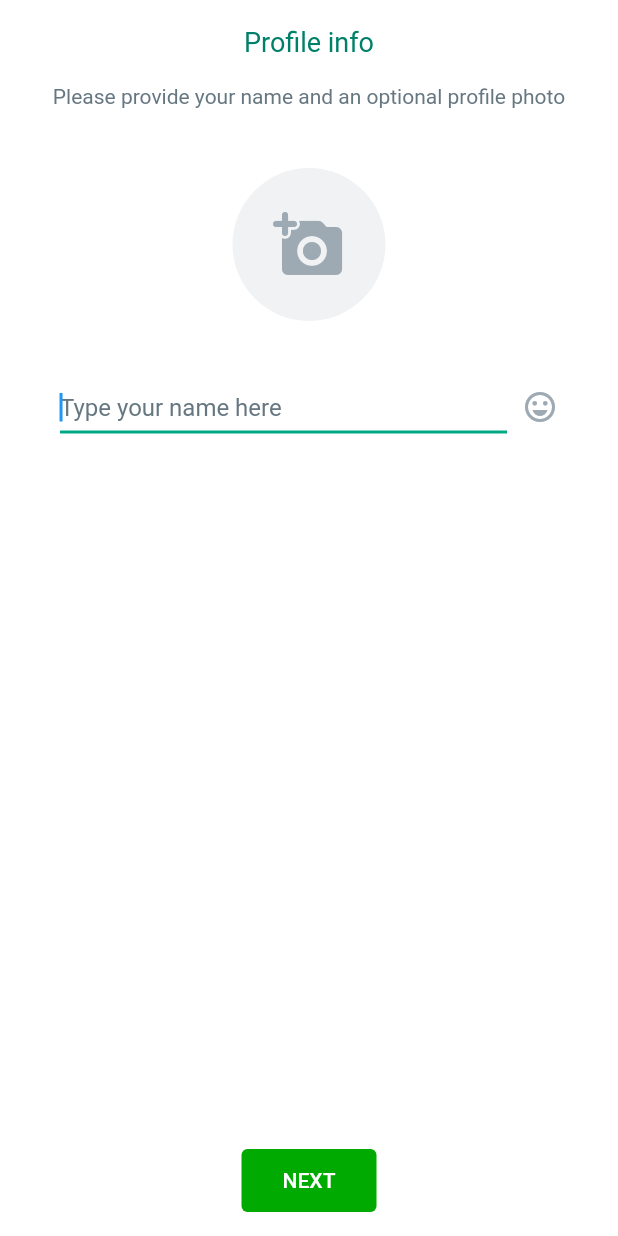
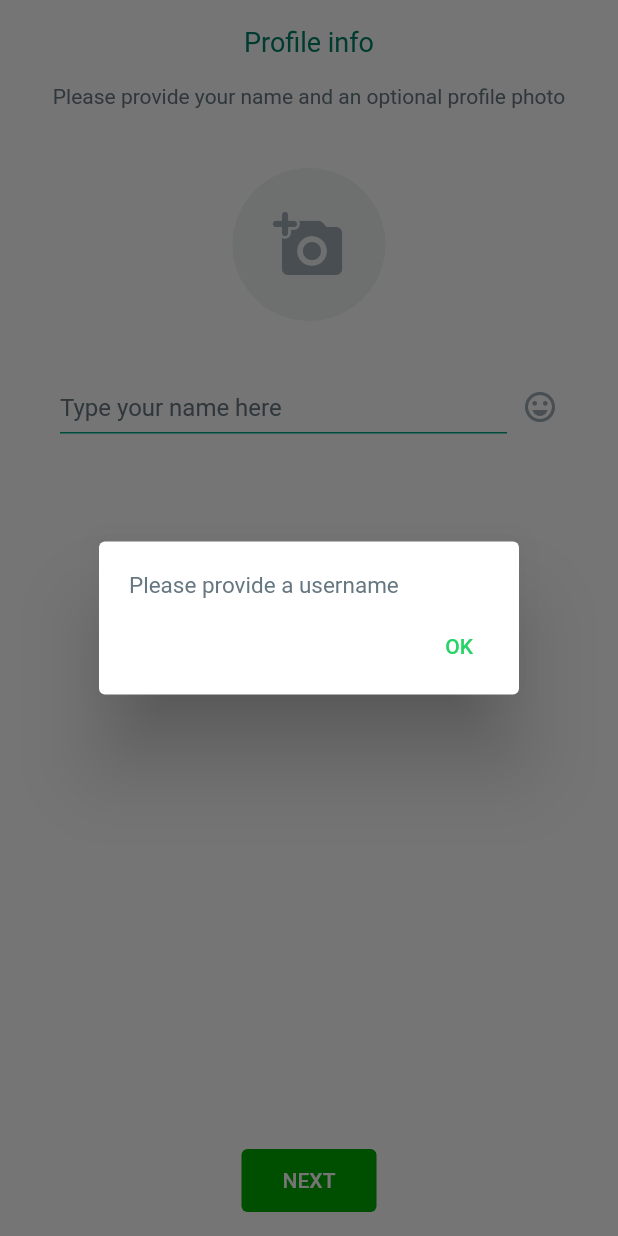
Before and after one commit to huylaqn1008/whatsapp_clone_flutter, a Flutter app: the UserInfoPage screen opened by its route, after a tap on "NEXT", on a phone screen of 412 x 824 dp. Run offline on Flutter 3.47's test engine with Material 2 defaults, Android fonts, the phone set to English and light mode, and no system bars; our stand-ins replace cloud_firestore, country_picker, firebase_auth, firebase_core, firebase_storage, flutter_riverpod and 1 more; missing offline and left inert: photo_manager; accounts and stored records are empty.

Commit message:
Add info of account user to firebase when user sign up

```diff
--- a/lib/common/routes/routes.dart
+++ b/lib/common/routes/routes.dart
@@ -2,6 +2,7 @@ import 'package:flutter/material.dart';
 import 'package:flutter_social/feature/auth/pages/login_page.dart';
 import 'package:flutter_social/feature/auth/pages/user_info_page.dart';
 import 'package:flutter_social/feature/auth/pages/verification_page.dart';
+import 'package:flutter_social/feature/home/pages/home_page.dart';
 import 'package:flutter_social/feature/welcome/pages/welcome_page.dart';
 
 class Routes {
@@ -9,6 +10,7 @@ class Routes {
   static const String login = 'login';
   static const String verification = 'verification';
   static const String userInfo = 'user-info';
+  static const String home = 'home';
 
   static Route<dynamic> onGenerateRoute(RouteSettings settings) {
     switch (settings.name) {
@@ -32,6 +34,10 @@ class Routes {
         return MaterialPageRoute(
           builder: (context) => const UserInfoPage(),
         );
+      case home:
+        return MaterialPageRoute(
+          builder: (context) => const HomePage(),
+        );
       default:
         return MaterialPageRoute(
           builder: (context) => const Scaffold(
--- a/lib/feature/auth/pages/user_info_page.dart
+++ b/lib/feature/auth/pages/user_info_page.dart
@@ -4,26 +4,49 @@ import 'dart:typed_data';
 import 'package:flutter/material.dart';
 import 'package:flutter/src/widgets/framework.dart';
 import 'package:flutter/src/widgets/placeholder.dart';
+import 'package:flutter_riverpod/flutter_riverpod.dart';
 import 'package:flutter_social/common/extension/custom_theme_extension.dart';
 import 'package:flutter_social/common/helper/show_alert_dialog.dart';
 import 'package:flutter_social/common/untils/colours.dart';
 import 'package:flutter_social/common/widgets/custom_elevated_button.dart';
 import 'package:flutter_social/common/widgets/custom_icon_button.dart';
 import 'package:flutter_social/common/widgets/short_h_bar.dart';
+import 'package:flutter_social/feature/auth/controllers/auth_controller.dart';
 import 'package:flutter_social/feature/auth/pages/image_picker_page.dart';
 import 'package:flutter_social/feature/auth/widgets/custom_text_field.dart';
 import 'package:image_picker/image_picker.dart';
 
-class UserInfoPage extends StatefulWidget {
+class UserInfoPage extends ConsumerStatefulWidget {
   const UserInfoPage({super.key});
 
   @override
-  State<UserInfoPage> createState() => _UserInfoPageState();
+  ConsumerState<UserInfoPage> createState() => _UserInfoPageState();
 }
 
-class _UserInfoPageState extends State<UserInfoPage> {
+class _UserInfoPageState extends ConsumerState<UserInfoPage> {
   File? imageCamera;
   Uint8List? imageGallery;
+
+  TextEditingController usernameController = TextEditingController();
+
+  saveUserDataToFirebase() {
+    String username = usernameController.text;
+
+    if (username.isEmpty) {
+      return showAlertDialog(
+          context: context, message: 'Please provide a username');
+    } else if (username.length < 3 || username.length > 20) {
+      return showAlertDialog(
+          context: context,
+          message: 'A username length should be between 3-20');
+    }
+    ref.read(authControllerProvider).saveUserInfoToFirestore(
+          username: username,
+          profileImage: imageCamera ?? imageGallery ?? '',
+          context: context,
+          mounted: mounted,
+        );
+  }
 
   imagePickerTypeBottomSheet() {
     return showModalBottomSheet(
@@ -140,6 +163,18 @@ class _UserInfoPageState extends State<UserInfoPage> {
   }
 
   @override
+  void initState() {
+    super.initState();
+    // usernameController = TextEditingController();
+  }
+
+  @override
+  void dispose() {
+    usernameController.dispose();
+    super.dispose();
+  }
+
+  @override
   Widget build(BuildContext context) {
     return Scaffold(
       appBar: AppBar(
@@ -211,8 +246,9 @@ class _UserInfoPageState extends State<UserInfoPage> {
                 const SizedBox(
                   width: 20,
                 ),
-                const Expanded(
+                Expanded(
                   child: CustomTextField(
+                    controller: usernameController,
                     hintText: 'Type your name here',
                     textAlign: TextAlign.left,
                     autoFocus: true,
@@ -235,7 +271,7 @@ class _UserInfoPageState extends State<UserInfoPage> {
       ),
       floatingActionButtonLocation: FloatingActionButtonLocation.centerFloat,
       floatingActionButton: CustomElevatedButton(
-        onPressed: () {},
+        onPressed: saveUserDataToFirebase,
         text: 'NEXT',
         buttonWidth: 90,
       ),
```
Also changed, not shown: lib/common/models/user_model.dart (added, +39 -0 lines), lib/common/repository/firebase_storage_repository.dart (added, +29 -0 lines), lib/feature/auth/controllers/auth_controller.dart (+24 -2 lines), lib/feature/auth/repository/auth_repository.dart (+40 -0 lines), lib/feature/home/pages/home_page.dart (added, +14 -0 lines).
